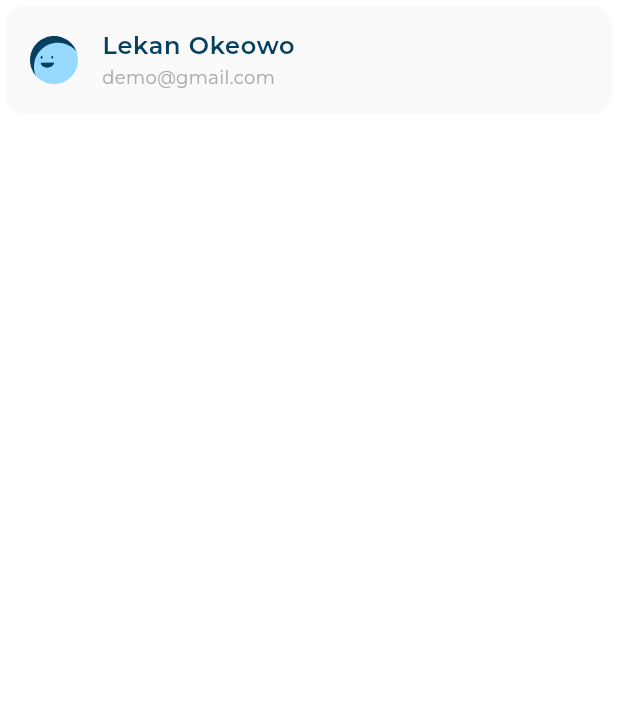
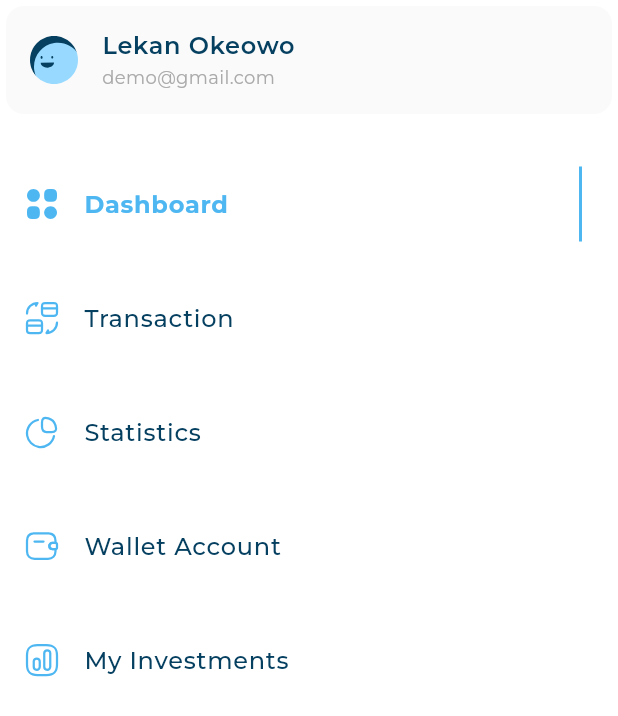
Before and after one commit to AmeenZullaq/responsive_dash_board, a Flutter app: the DashBoardDesctopLayout screen opened directly, on a phone screen of 412 x 824 dp. Shown: the top 716 px of the screen. Run offline on Flutter 3.47's test engine with Material 3 defaults, Android fonts, the phone set to English and light mode, and no system bars; our stand-ins replace flutter_svg; project files that could hold a hidden picture were left out.

Commit message:
create drawer model and handle frawer list view

```diff
--- /dev/null
+++ b/lib/models/drawer_item_model.dart
@@ -0,0 +1,9 @@
+class DrawerItemModel {
+  final String image;
+  final String title;
+
+  const DrawerItemModel({
+    required this.image,
+    required this.title,
+  });
+}
--- a/lib/widgets/custom_drawer.dart
+++ b/lib/widgets/custom_drawer.dart
@@ -1,5 +1,6 @@
 import 'package:flutter/material.dart';
 import 'package:responsive_dash_board/utils/app_images.dart';
+import 'package:responsive_dash_board/widgets/drawer_list_view.dart';
 import 'package:responsive_dash_board/widgets/user_info_list_tile.dart';
 
 class CustomDrawer extends StatelessWidget {
@@ -16,6 +17,10 @@ class CustomDrawer extends StatelessWidget {
             title: 'Lekan Okeowo',
             subtitle: 'demo@gmail.com',
           ),
+          SizedBox(
+            height: 8,
+          ),
+          DrawerListView(),
         ],
       ),
     );
--- /dev/null
+++ b/lib/widgets/drawer_item.dart
@@ -0,0 +1,22 @@
+import 'package:flutter/material.dart';
+import 'package:responsive_dash_board/models/drawer_item_model.dart';
+import 'selected_drawer_item.dart';
+import 'unselected_drawer_item.dart';
+
+class DrawerItem extends StatelessWidget {
+  const DrawerItem({
+    super.key,
+    required this.item,
+    required this.isPressed,
+  });
+
+  final DrawerItemModel item;
+  final bool isPressed;
+
+  @override
+  Widget build(BuildContext context) {
+    return isPressed
+        ? SelectedDrawerItem(item: item)
+        : UnSelectedDrawerItem(item: item);
+  }
+}
--- /dev/null
+++ b/lib/widgets/drawer_list_view.dart
@@ -0,0 +1,65 @@
+import 'package:flutter/material.dart';
+import 'package:responsive_dash_board/models/drawer_item_model.dart';
+import 'package:responsive_dash_board/utils/app_images.dart';
+import 'package:responsive_dash_board/widgets/drawer_item.dart';
+
+class DrawerListView extends StatefulWidget {
+  const DrawerListView({super.key});
+
+  @override
+  State<DrawerListView> createState() => _DrawerListViewState();
+}
+
+class _DrawerListViewState extends State<DrawerListView> {
+  int selectedItem = 0;
+  final List<DrawerItemModel> items = const [
+    DrawerItemModel(
+      image: AppImages.imagesDashboard,
+      title: 'Dashboard',
+    ),
+    DrawerItemModel(
+      image: AppImages.imagesMyTransctions,
+      title: 'Transaction',
+    ),
+    DrawerItemModel(
+      image: AppImages.imagesStatistics,
+      title: 'Statistics',
+    ),
+    DrawerItemModel(
+      image: AppImages.imagesWalletAccount,
+      title: 'Wallet Account',
+    ),
+    DrawerItemModel(
+      image: AppImages.imagesMyInvestments,
+      title: 'My Investments',
+    ),
+  ];
+
+  @override
+  Widget build(BuildContext context) {
+    return ListView.builder(
+      shrinkWrap: true,
+      physics: const NeverScrollableScrollPhysics(),
+      itemBuilder: (context, index) {
+        return GestureDetector(
+          onTap: () {
+            setState(() {
+              if (selectedItem != index) {
+                selectedItem = index;
+                print(selectedItem);
+              }
+            });
+          },
+          child: Padding(
+            padding: const EdgeInsets.only(top: 20),
+            child: DrawerItem(
+              item: items[index],
+              isPressed: selectedItem == index,
+            ),
+          ),
+        );
+      },
+      itemCount: items.length,
+    );
+  }
+}
--- /dev/null
+++ b/lib/widgets/selected_drawer_item.dart
@@ -0,0 +1,31 @@
+import 'package:flutter/material.dart';
+import 'package:flutter_svg/svg.dart';
+import '../models/drawer_item_model.dart';
+import '../utils/app_styles.dart';
+
+class SelectedDrawerItem extends StatelessWidget {
+  const SelectedDrawerItem({
+    super.key,
+    required this.item,
+  });
+
+  final DrawerItemModel item;
+
+  @override
+  Widget build(BuildContext context) {
+    return ListTile(
+      leading: SvgPicture.asset(
+        item.image,
+      ),
+      title: Text(
+        item.title,
+        style: AppStyles.styleBold16,
+      ),
+      trailing: Container(
+        height: 50,
+        width: 2,
+        color: const Color(0xff4EB7F2),
+      ),
+    );
+  }
+}
--- /dev/null
+++ b/lib/widgets/unselected_drawer_item.dart
@@ -0,0 +1,26 @@
+import 'package:flutter/material.dart';
+import 'package:flutter_svg/svg.dart';
+import '../models/drawer_item_model.dart';
+import '../utils/app_styles.dart';
+
+class UnSelectedDrawerItem extends StatelessWidget {
+  const UnSelectedDrawerItem({
+    super.key,
+    required this.item,
+  });
+
+  final DrawerItemModel item;
+
+  @override
+  Widget build(BuildContext context) {
+    return ListTile(
+      leading: SvgPicture.asset(
+        item.image,
+      ),
+      title: Text(
+        item.title,
+        style: AppStyles.styleMedium16,
+      ),
+    );
+  }
+}
--- a/pubspec.yaml
+++ b/pubspec.yaml
@@ -70,7 +70,7 @@ flutter:
   fonts:
     - family: Montserrat
       fonts:
-        - asset: assets/fonts/Montserrat-VariableFont_wght.ttf
+        - asset: assets\fonts\Montserrat-Regular.ttf
         # - asset: fonts/Schyler-Italic.ttf
         #   style: italic
   #   - family: Trajan Pro
```
